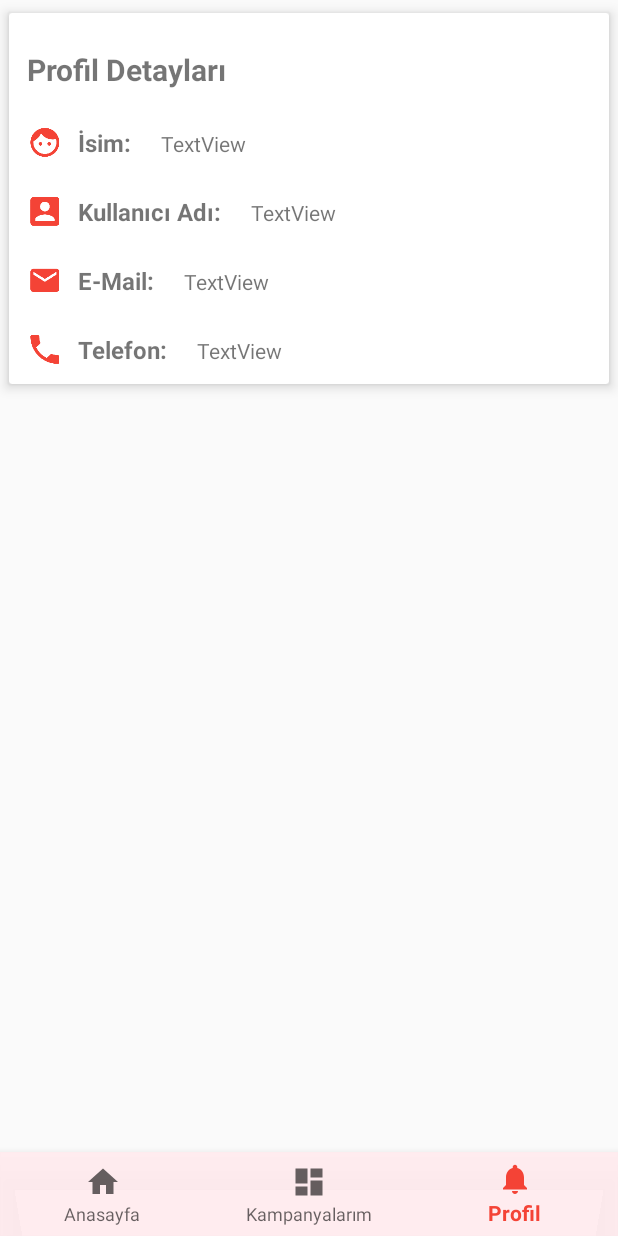
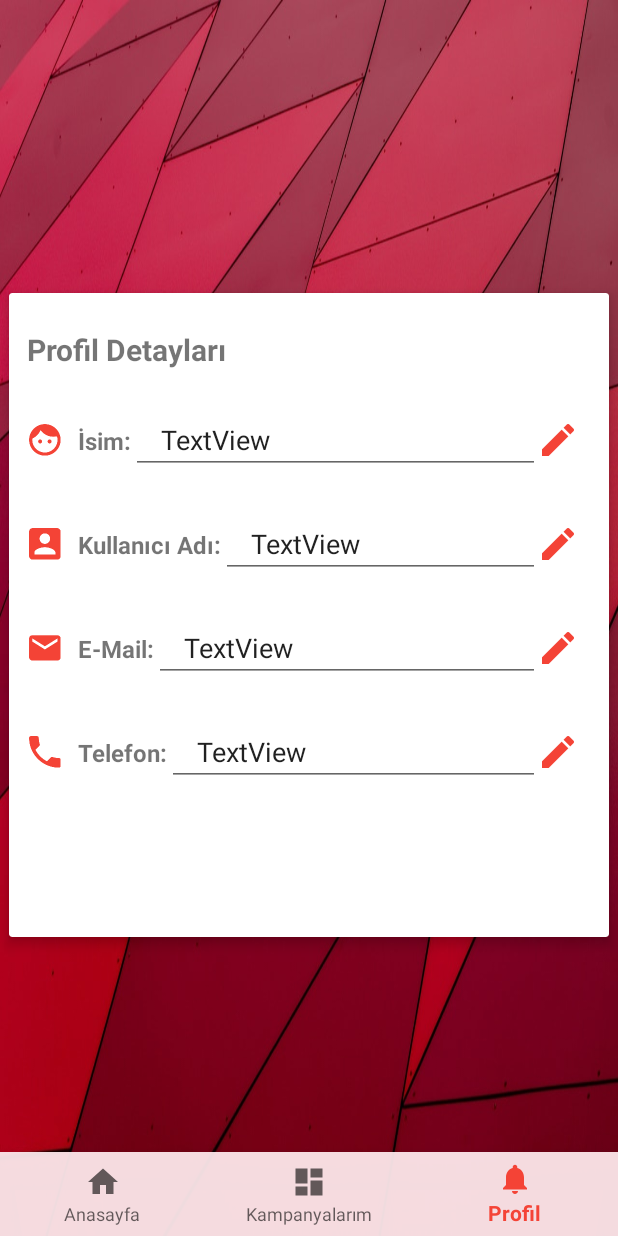
Before and after one commit to seyitaliyaman/ReferenceAppDemo, an Android app: the Home screen opened directly, with no data from a screen before it, item 3 of the bottom bar chosen, on a phone screen of 412 x 824 dp. Run offline under Robolectric (Android 15) with nearby library versions, the phone set to English and light mode, and no system bars; our stand-ins replace Firebase (no records; nobody signed in at launch, a user with empty details on screens opened directly), Picasso.

Commit message:
Commit with love

```diff
--- a/app/src/main/java/com/demo/reffappdemo/UserUI/Home.java
+++ b/app/src/main/java/com/demo/reffappdemo/UserUI/Home.java
@@ -4,14 +4,16 @@ import android.os.Bundle;
 import android.support.design.widget.BottomNavigationView;
 import android.support.v7.app.AppCompatActivity;
 import android.support.annotation.NonNull;
+import android.util.Log;
 import android.view.MenuItem;
 import android.widget.TextView;
 
-import com.demo.reffappdemo.Model.Users;
 import com.demo.reffappdemo.R;
 
 public class Home extends AppCompatActivity {
     private TextView mTextMessage;
+
+    public static String id;
 
     private BottomNavigationView.OnNavigationItemSelectedListener mOnNavigationItemSelectedListener
             = new BottomNavigationView.OnNavigationItemSelectedListener() {
@@ -43,7 +45,10 @@ public class Home extends AppCompatActivity {
 
         String id = getIntent().getStringExtra("id");
         Bundle userbund = getIntent().getExtras();
-
+        if (userbund != null)
+            userbund.putCharSequence("id",id);
+        this.id = id;
+        Log.e("TAG",""+id);
 
         Bundle bundle = new Bundle();
         bundle.putString("edt", id);
--- a/app/src/main/java/com/demo/reffappdemo/UserUI/ProfileFragment.java
+++ b/app/src/main/java/com/demo/reffappdemo/UserUI/ProfileFragment.java
@@ -1,15 +1,24 @@
 package com.demo.reffappdemo.UserUI;
 
 import android.os.Bundle;
+import android.support.annotation.NonNull;
+import android.support.annotation.Nullable;
 import android.support.v4.app.Fragment;
+import android.util.Log;
 import android.view.LayoutInflater;
 import android.view.View;
 import android.view.ViewGroup;
+import android.widget.ImageButton;
 import android.widget.TextView;
 
 import com.demo.reffappdemo.Model.Users;
 import com.demo.reffappdemo.R;
 import com.google.firebase.auth.FirebaseUser;
+import com.google.firebase.database.DataSnapshot;
+import com.google.firebase.database.DatabaseError;
+import com.google.firebase.database.DatabaseReference;
+import com.google.firebase.database.FirebaseDatabase;
+import com.google.firebase.database.ValueEventListener;
 
 import org.w3c.dom.Text;
 
@@ -20,6 +29,15 @@ public class ProfileFragment extends Fragment {
     private TextView usermail;
     private TextView userno;
 
+    private ImageButton namebut;
+    private ImageButton usernamebut;
+    private ImageButton emailbut;
+    private ImageButton phonebut;
+
+    String id;
+
+    private ImageButton buts[] = new ImageButton[4];
+
 
     public ProfileFragment() {
         // Required empty public constructor
@@ -27,8 +45,18 @@ public class ProfileFragment extends Fragment {
 
     @Override
     public void onCreate(Bundle savedInstanceState) {
+
         super.onCreate(savedInstanceState);
+        //user  = (Users) savedInstanceState.getSerializable("user");
 
+    }
+
+    @Override
+    public void onActivityCreated(@Nullable Bundle savedInstanceState) {
+        super.onActivityCreated(savedInstanceState);
+
+        /*id = savedInstanceState.getString("id");
+        Log.e("id",id);*/
     }
 
     @Override
@@ -37,16 +65,47 @@ public class ProfileFragment extends Fragment {
         // Inflate the layout for this fragment
         View view = inflater.inflate(R.layout.fragment_profile, container, false);
 
+
         name = view.findViewById(R.id.name);
         username = view.findViewById(R.id.username);
         usermail = view.findViewById(R.id.usermail);
         userno = view.findViewById(R.id.userno);
 
-        /*Users user  = (Users) savedInstanceState.getSerializable("user");
-        name.setText(user.getFullname());
+        namebut = view.findViewById(R.id.namebut);
+        buts[0] = namebut;
+        usernamebut = view.findViewById(R.id.usernamebut);
+        buts[1] = usernamebut;
+        emailbut = view.findViewById(R.id.mailButton);
+        buts[2] = emailbut;
+        phonebut = view.findViewById(R.id.phone_button);
+        buts[3] = phonebut;
+
+        /*name.setText(user.getFullname());
         username.setText(user.getNickname());
         usermail.setText(user.getEmail());
         userno.setText(user.getPhoneNumber());*/
+
+        String id = Home.id;
+
+        DatabaseReference reference = FirebaseDatabase.getInstance().getReference("Users");
+        if (id != null){
+            reference.child(id).addValueEventListener(new ValueEventListener() {
+                @Override
+                public void onDataChange(@NonNull DataSnapshot dataSnapshot) {
+                    name.setText(dataSnapshot.child("fullname").getValue().toString());
+                    username.setText(dataSnapshot.child("nickname").getValue().toString());
+                    usermail.setText(dataSnapshot.child("email").getValue().toString());
+                    userno.setText(dataSnapshot.child("phoneNumber").getValue().toString());
+                }
+
+                @Override
+                public void onCancelled(@NonNull DatabaseError databaseError) {
+
+                }
+            });
+        }
+
+
 
 
 
@@ -54,6 +113,25 @@ public class ProfileFragment extends Fragment {
         return view;
     }
 
+    class EditButtonListener implements View.OnClickListener{
+
+        private int index;
+
+        EditButtonListener(int index){
+
+            this.index=index;
+
+        }
+
+        @Override
+        public void onClick(View view) {
+
+
+
+
+        }
+    }
+
 
 
 }
--- a/app/src/main/res/layout/activity_home_page.xml
+++ b/app/src/main/res/layout/activity_home_page.xml
@@ -38,7 +38,8 @@
     <ListView
         android:id="@+id/listView"
         android:layout_width="match_parent"
-        android:layout_height="605dp"
+        android:layout_height="match_parent"
+        android:layout_marginBottom="56dp"
         android:cacheColorHint="@android:color/transparent"
         android:divider="@null"
         android:dividerHeight="5dp"
--- a/app/src/main/res/layout/fragment_aktif.xml
+++ b/app/src/main/res/layout/fragment_aktif.xml
@@ -10,13 +10,14 @@
         android:id="@+id/listViewAktif"
         android:layout_width="match_parent"
         android:layout_height="wrap_content"
+        android:layout_marginBottom="56dp"
         android:cacheColorHint="@android:color/transparent"
         android:divider="@null"
         android:dividerHeight="5dp"
         android:listSelector="@android:color/transparent"
+        android:scrollbars="none"
         app:layout_constraintBottom_toBottomOf="parent"
         app:layout_constraintTop_toBottomOf="@+id/linearLayout"
-        app:layout_constraintVertical_bias="0.0"
-        android:scrollbars="none" />
+        app:layout_constraintVertical_bias="0.0" />
 
 </FrameLayout>
--- a/app/src/main/res/layout/fragment_kullanilan.xml
+++ b/app/src/main/res/layout/fragment_kullanilan.xml
@@ -10,13 +10,14 @@
         android:id="@+id/listViewKullanılan"
         android:layout_width="match_parent"
         android:layout_height="wrap_content"
+        android:layout_marginBottom="56dp"
         android:cacheColorHint="@android:color/transparent"
         android:divider="@null"
         android:dividerHeight="5dp"
         android:listSelector="@android:color/transparent"
+        android:scrollbars="none"
         app:layout_constraintBottom_toBottomOf="parent"
         app:layout_constraintTop_toBottomOf="@+id/linearLayout"
-        app:layout_constraintVertical_bias="0.0"
-        android:scrollbars="none" />
+        app:layout_constraintVertical_bias="0.0" />
 
 </FrameLayout>
--- a/app/src/main/res/layout/fragment_profile.xml
+++ b/app/src/main/res/layout/fragment_profile.xml
@@ -4,28 +4,35 @@
     android:layout_width="match_parent"
     android:layout_height="match_parent"
     xmlns:app="http://schemas.android.com/apk/res-auto"
+    android:id="@+id/profile"
+    android:background="@drawable/architectural_art_artistic_532563"
     tools:context=".UserUI.ProfileFragment">
 
-    <android.support.v4.widget.NestedScrollView
+    <!--<android.support.v4.widget.NestedScrollView
         android:layout_width="match_parent"
         android:layout_height="match_parent"
         android:clipToPadding="false"
         app:layout_behavior="@string/appbar_scrolling_view_behavior">
-
-
-
-
+    -->
 
         <LinearLayout
             android:layout_width="match_parent"
             android:layout_height="match_parent"
             android:orientation="vertical">
 
+            <android.support.constraint.ConstraintLayout
+                android:layout_width="match_parent"
+                android:layout_height="match_parent"
+                android:layout_weight="0.6">
+
+            </android.support.constraint.ConstraintLayout>
+
             <android.support.v7.widget.CardView
                 android:id="@+id/detaykart"
                 android:layout_width="match_parent"
-                android:layout_height="wrap_content"
+                android:layout_height="match_parent"
                 android:layout_marginBottom="5dp"
+                android:layout_weight="0.35"
                 app:cardElevation="5dp"
                 app:cardUseCompatPadding="true">
 
@@ -65,13 +72,25 @@
                             android:textSize="16sp"
                             android:textStyle="bold" />
 
-                        <TextView
+                        <EditText
                             android:id="@+id/name"
                             android:layout_width="wrap_content"
                             android:layout_height="wrap_content"
                             android:layout_weight="1"
+                            android:paddingLeft="20dp"
                             android:text="TextView"
-                            android:paddingLeft="20dp"/>
+                            android:cursorVisible="false"
+                            android:focusable="false"
+                            android:inputType="textPersonName"
+                            />
+
+                        <ImageButton
+                            android:id="@+id/namebut"
+                            android:layout_width="24dp"
+                            android:layout_height="24dp"
+                            android:layout_gravity="center_vertical"
+                            android:layout_marginRight="10dp"
+                            android:background="@mipmap/edit" />
 
                     </LinearLayout>
 
@@ -97,13 +116,23 @@
                             android:textSize="16sp"
                             android:textStyle="bold" />
 
-                        <TextView
+                        <EditText
                             android:id="@+id/username"
                             android:layout_width="wrap_content"
                             android:layout_height="wrap_content"
                             android:layout_weight="1"
+                            android:paddingLeft="20dp"
                             android:text="TextView"
-                            android:paddingLeft="20dp"/>
+                            android:cursorVisible="false"
+                            android:focusable="false"/>
+
+                        <ImageButton
+                            android:id="@+id/usernamebut"
+                            android:layout_width="24dp"
+                            android:layout_height="24dp"
+                            android:layout_gravity="center_vertical"
+                            android:layout_marginRight="10dp"
+                            android:background="@mipmap/edit" />
 
                     </LinearLayout>
 
@@ -128,13 +157,25 @@
                             android:textSize="16sp"
                             android:textStyle="bold" />
 
-                        <TextView
+                        <EditText
                             android:id="@+id/usermail"
                             android:layout_width="wrap_content"
                             android:layout_height="wrap_content"
                             android:layout_weight="1"
+                            android:paddingLeft="20dp"
                             android:text="TextView"
-                            android:paddingLeft="20dp"/>
+                            android:inputType="textEmailAddress"
+                            android:cursorVisible="false"
+                            android:focusable="false"
+                            />
+
+                        <ImageButton
+                            android:id="@+id/mailButton"
+                            android:layout_width="24dp"
+                            android:layout_height="24dp"
+                            android:layout_gravity="center_vertical"
+                            android:layout_marginRight="10dp"
+                            android:background="@mipmap/edit" />
 
                     </LinearLayout>
 
@@ -159,23 +200,41 @@
                             android:textSize="16sp"
                             android:textStyle="bold" />
 
-                        <TextView
+                        <EditText
                             android:id="@+id/userno"
                             android:layout_width="wrap_content"
                             android:layout_height="wrap_content"
                             android:layout_weight="0.3"
+                            android:paddingLeft="20dp"
                             android:text="TextView"
-                            android:paddingLeft="20dp"/>
+                            android:cursorVisible="false"
+                            android:focusable="false"
+                            android:inputType="phone"/>
+
+                        <ImageButton
+                            android:id="@+id/phone_button"
+                            android:layout_width="24dp"
+                            android:layout_height="24dp"
+                            android:layout_gravity="center_vertical"
+                            android:layout_marginRight="10dp"
+                            android:background="@mipmap/edit" />
 
                     </LinearLayout>
-
 
 
                 </LinearLayout>
 
             </android.support.v7.widget.CardView>
 
-           <!-- <android.support.v7.widget.CardView
+            <android.support.constraint.ConstraintLayout
+                android:id="@+id/constraintLayout"
+                android:layout_width="match_parent"
+                android:layout_height="match_parent"
+                android:layout_weight="0.6">
+
+            </android.support.constraint.ConstraintLayout>
+
+            <!-- <android.support.v7.widget.CardView
                 android:layout_width="match_parent"
                 android:layout_height="wrap_content"
 
@@ -278,7 +337,7 @@
 
         </LinearLayout>
 
-    </android.support.v4.widget.NestedScrollView>
+   <!-- </android.support.v4.widget.NestedScrollView> -->
 
 
 </FrameLayout>
```
Also changed, not shown: app/src/main/res/drawable/architectural_art_artistic_532563.jpg (added), app/src/main/res/drawable/edit_web.png (added), app/src/main/res/mipmap-hdpi/edit.png (added), app/src/main/res/mipmap-mdpi/edit.png (added), app/src/main/res/mipmap-xhdpi/edit.png (added), app/src/main/res/mipmap-xxhdpi/edit.png (added), app/src/main/res/mipmap-xxxhdpi/edit.png (added).
